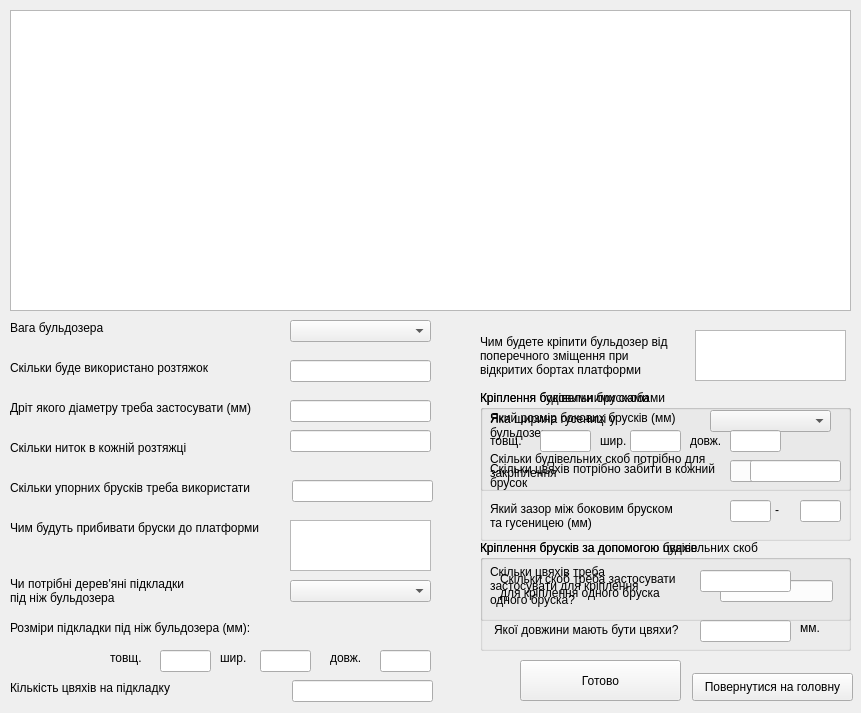
Win9XCHI/Fastening_test, file view/bulldozer_form.ui: the form before one commit.
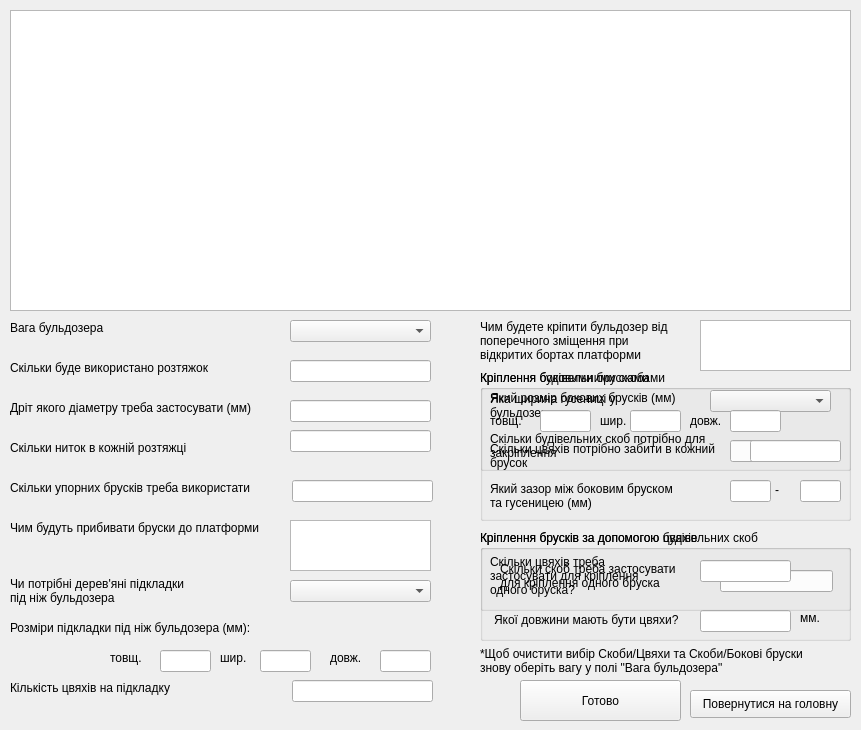
The form after the commit.

Commit message: Fix VGM and Bulldozer

The edit to the form file:
```diff
--- a/view/bulldozer_form.ui
+++ b/view/bulldozer_form.ui
@@ -7,7 +7,7 @@
     <x>0</x>
     <y>0</y>
     <width>861</width>
-    <height>713</height>
+    <height>730</height>
    </rect>
   </property>
   <property name="windowTitle">
@@ -105,9 +105,9 @@
    <property name="geometry">
     <rect>
      <x>480</x>
-     <y>330</y>
+     <y>310</y>
      <width>221</width>
-     <height>51</height>
+     <height>61</height>
     </rect>
    </property>
    <property name="text">
@@ -298,8 +298,8 @@
   <widget class="QPushButton" name="pushButton">
    <property name="geometry">
     <rect>
-     <x>692</x>
-     <y>673</y>
+     <x>690</x>
+     <y>690</y>
      <width>161</width>
      <height>28</height>
     </rect>
@@ -312,7 +312,7 @@
    <property name="geometry">
     <rect>
      <x>520</x>
-     <y>660</y>
+     <y>680</y>
      <width>161</width>
      <height>41</height>
     </rect>
@@ -325,7 +325,7 @@
    <property name="geometry">
     <rect>
      <x>480</x>
-     <y>540</y>
+     <y>530</y>
      <width>371</width>
      <height>81</height>
     </rect>
@@ -362,7 +362,7 @@
    <property name="geometry">
     <rect>
      <x>480</x>
-     <y>390</y>
+     <y>370</y>
      <width>371</width>
      <height>101</height>
     </rect>
@@ -423,7 +423,7 @@
    <property name="geometry">
     <rect>
      <x>480</x>
-     <y>390</y>
+     <y>370</y>
      <width>371</width>
      <height>151</height>
     </rect>
@@ -589,7 +589,7 @@
    <property name="geometry">
     <rect>
      <x>480</x>
-     <y>540</y>
+     <y>530</y>
      <width>371</width>
      <height>111</height>
     </rect>
@@ -672,13 +672,27 @@
   <widget class="QListWidget" name="listWidget_2">
    <property name="geometry">
     <rect>
-     <x>695</x>
-     <y>330</y>
+     <x>700</x>
+     <y>320</y>
      <width>151</width>
      <height>51</height>
     </rect>
    </property>
   </widget>
+  <widget class="QLabel" name="label_27">
+   <property name="geometry">
+    <rect>
+     <x>480</x>
+     <y>645</y>
+     <width>371</width>
+     <height>31</height>
+    </rect>
+   </property>
+   <property name="text">
+    <string>*Щоб очистити вибір Скоби/Цвяхи та Скоби/Бокові бруски
+знову оберіть вагу у полі &quot;Вага бульдозера&quot;</string>
+   </property>
+  </widget>
  </widget>
  <resources/>
  <connections/>
```
The commit also changes 10 other files.
